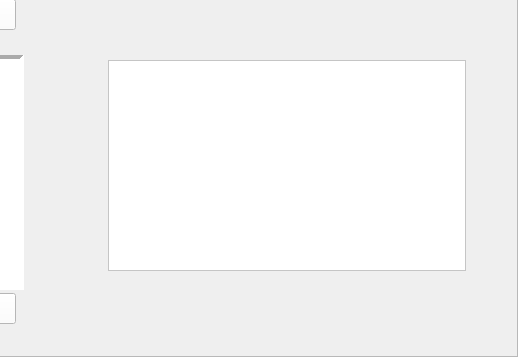
This is UIWnd/newmonitor.ui in jjzhang166/ParkCode as Qt 5 draws it before an edit; both pictures show x 848 to 1366 and y 411 to 768 of the 1366 by 768 pixel window. The edited form follows.
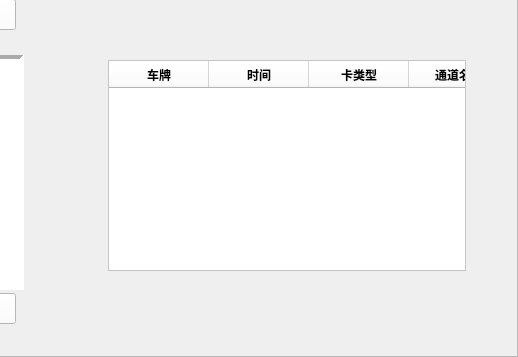
This is the edited form. Icons and pictures are not drawn.

```diff
--- a/UIWnd/newmonitor.ui
+++ b/UIWnd/newmonitor.ui
@@ -1126,7 +1126,7 @@
     <enum>Qt::CustomDashLine</enum>
    </property>
    <attribute name="horizontalHeaderVisible">
-    <bool>false</bool>
+    <bool>true</bool>
    </attribute>
    <attribute name="horizontalHeaderDefaultSectionSize">
     <number>100</number>
@@ -1239,6 +1239,11 @@
      <string>TargetIP</string>
     </property>
    </column>
+   <column>
+    <property name="text">
+     <string>Stoprdid</string>
+    </property>
+   </column>
   </widget>
   <widget class="QPushButton" name="btnSysMan">
    <property name="geometry">
```
